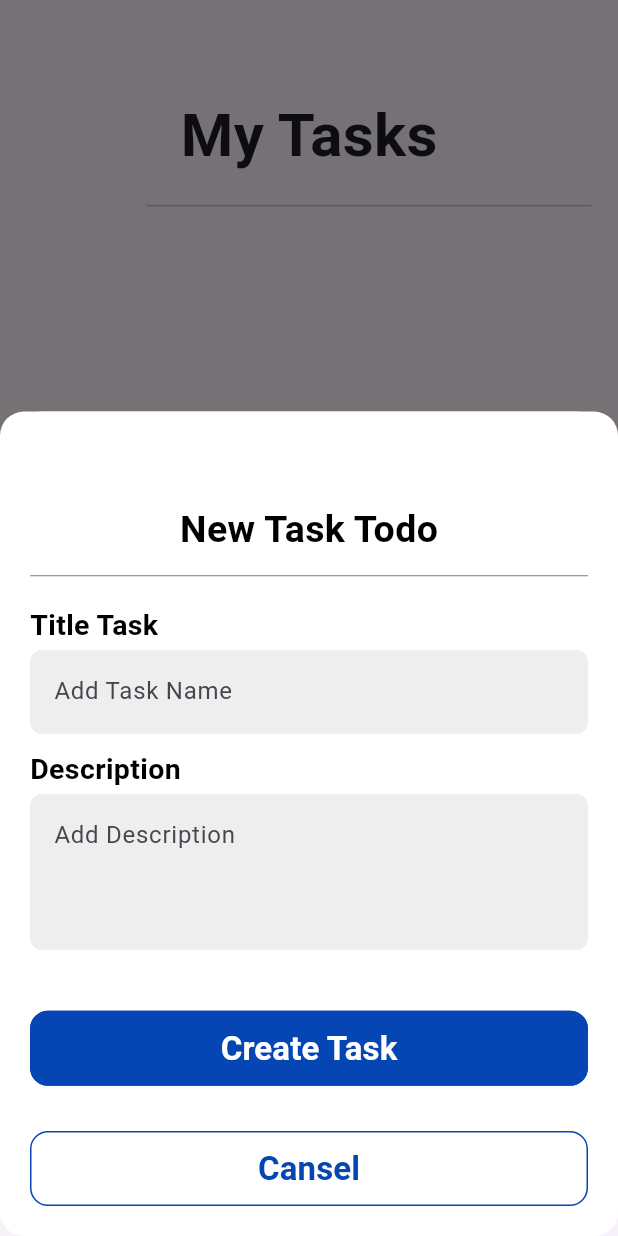
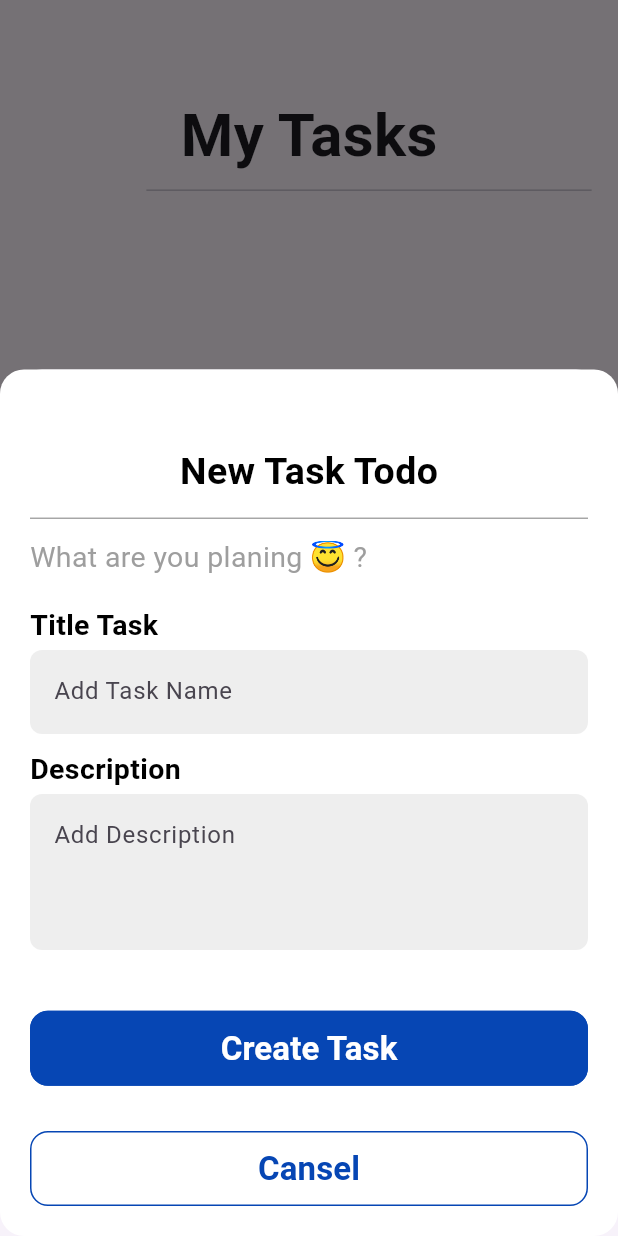
Before and after one commit to islamashraf2003/to-do-app, a Flutter app: the screen it shows after launch, after a tap on the "add" icon, on a phone screen of 412 x 824 dp. Run offline on Flutter 3.47's test engine with Material 3 defaults, Android fonts, the phone set to English and light mode, and no system bars; our stand-ins replace bloc, flutter_bloc, flutter_screenutil, flutter_slidable, go_router, hive and 1 more; accounts and stored records are empty.

Commit message:
refactoring code  is doneeeee

```diff
--- a/lib/features/home/ui/home_view.dart
+++ b/lib/features/home/ui/home_view.dart
@@ -2,7 +2,7 @@ import 'package:flutter/material.dart';
 import 'package:flutter_screenutil/flutter_screenutil.dart';
 import 'package:todo_app/features/home/data/task_data.dart';
 
-import 'widget/addTask_consumer.dart';
+import 'widget/add_task_consumer.dart';
 import 'widget/app_bar_section.dart';
 import 'widget/task_list.dart';
 
--- a/lib/features/home/ui/widget/add_task_buttom_sheet.dart
+++ b/lib/features/home/ui/widget/add_task_buttom_sheet.dart
@@ -6,6 +6,7 @@ import 'package:todo_app/features/home/logic/add_task/add_task_cubit.dart';
 import '../../data/task_data.dart';
 import 'custom_elevated_button.dart';
 import 'custom_text_field.dart';
+import 'title_of_button_sheet.dart';
 
 class AddTaskForm extends StatefulWidget {
   AddTaskForm({
@@ -43,25 +44,7 @@ class _AddTaskFormState extends State<AddTaskForm> {
             child: Column(
               crossAxisAlignment: CrossAxisAlignment.start,
               children: [
-                verticalSpace(60),
-                const Center(
-                  child: Text(
-                    'New Task Todo',
-                    maxLines: 1,
-                    overflow: TextOverflow.ellipsis,
-                    style: TextStyle(
-                      color: Colors.black,
-                      fontWeight: FontWeight.bold,
-                      fontSize: 25,
-                    ),
-                  ),
-                ),
-                const Divider(
-                  height: 25,
-                  thickness: .9,
-                  color: Colors.grey,
-                ),
-                const SizedBox(height: 7),
+                const TitleOfButtonSheet(),
                 const Text(
                   'Title Task',
                   maxLines: 1,
--- a/lib/features/home/ui/widget/app_bar_section.dart
+++ b/lib/features/home/ui/widget/app_bar_section.dart
@@ -18,7 +18,6 @@ class AppBarSection extends StatelessWidget {
             fontWeight: FontWeight.w700,
           ),
         ),
-        verticalSpace(10.h),
         const Padding(
           padding: EdgeInsets.only(left: 80),
           child: Divider(),
@@ -26,24 +25,4 @@ class AppBarSection extends StatelessWidget {
       ],
     );
   }
-
-  // @override
-  // Widget build(BuildContext context) {
-  //   return Column(
-  //     crossAxisAlignment: CrossAxisAlignment.start,
-  //     children: [
-  //       verticalSpace(40),
-  //       Padding(
-  //         padding: EdgeInsets.symmetric(horizontal: 10.w, vertical: 10.h),
-  //         child: const Text(
-  //           "TO Do",
-  //           style: TextStyle(
-  //             fontSize: 40,
-  //             fontWeight: FontWeight.w700,
-  //           ),
-  //         ),
-  //       ),
-  //     ],
-  //   );
-  // }
 }
--- /dev/null
+++ b/lib/features/home/ui/widget/title_of_button_sheet.dart
@@ -0,0 +1,42 @@
+import 'package:flutter/material.dart';
+
+import '../../../../core/helper/spacing.dart';
+
+class TitleOfButtonSheet extends StatelessWidget {
+  const TitleOfButtonSheet({super.key});
+
+  @override
+  Widget build(BuildContext context) {
+    return Column(
+      crossAxisAlignment: CrossAxisAlignment.start,
+      children: [
+        verticalSpace(50),
+        const Center(
+          child: Text(
+            'New Task Todo',
+            maxLines: 1,
+            overflow: TextOverflow.ellipsis,
+            style: TextStyle(
+              color: Colors.black,
+              fontWeight: FontWeight.bold,
+              fontSize: 25,
+            ),
+          ),
+        ),
+        const Divider(
+          height: 25,
+          thickness: .9,
+          color: Colors.grey,
+        ),
+        const Text(
+          "What are you planing 😇 ?",
+          style: TextStyle(
+            color: Colors.grey,
+            fontSize: 19,
+          ),
+        ),
+        verticalSpace(18),
+      ],
+    );
+  }
+}
```
Also changed, not shown: lib/features/home/ui/widget/task_info.dart (+11 -5 lines), lib/features/update_task/ui/widget/udate_section.dart (+1 -6 lines), lib/features/home/ui/widget/add_task_consumer.dart (renamed from lib/features/home/ui/widget/addTask_consumer.dart).
